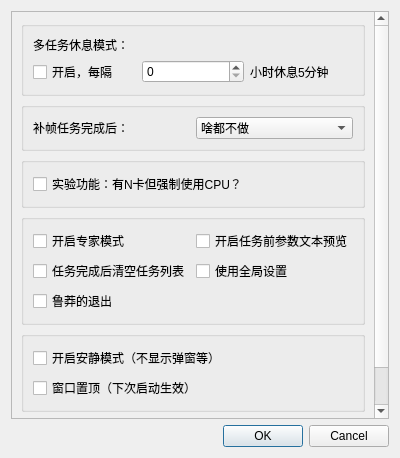
Qt form Utils/SVFI_preference.ui (100wman/RIFE_GUI) before a commit.
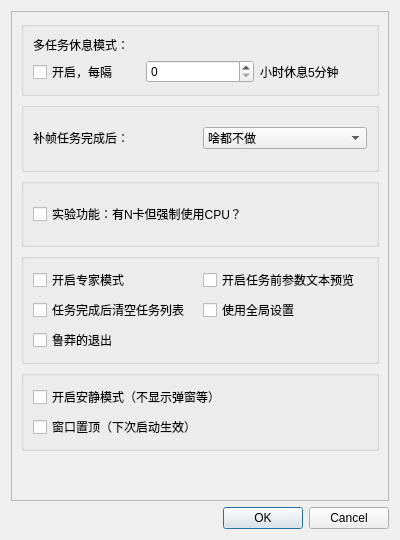
The same form after that commit. Custom widgets are drawn as their Qt base class.

Commit message: SVFI 3.6.5     Update Log     - Fix Logger Too many files opened IO Error in time reminder module     - Fix Torch - NCNN Auto Error Detection / Switch Error at not updating model path     - Fix Steam Achievement Obtain Validation Process (1000 minutes get too quick)     - Fix Resolution Presets unable to choose error     - Fix Super Resolution false logic on checking scale rate     - Optimize UI (Add minimum size of window, etc)     - Update About and Help Page     - Update Internationalization

What changed in the file:
```diff
--- a/Utils/SVFI_preference.ui
+++ b/Utils/SVFI_preference.ui
@@ -7,9 +7,15 @@
     <x>0</x>
     <y>0</y>
     <width>400</width>
-    <height>458</height>
+    <height>540</height>
    </rect>
   </property>
+  <property name="minimumSize">
+   <size>
+    <width>120</width>
+    <height>300</height>
+   </size>
+  </property>
   <property name="maximumSize">
    <size>
     <width>600</width>
@@ -37,7 +43,7 @@
         <x>0</x>
         <y>0</y>
         <width>380</width>
-        <height>409</height>
+        <height>491</height>
        </rect>
       </property>
       <layout class="QVBoxLayout" name="verticalLayout_3">
```
The commit also changes 19 other files.
